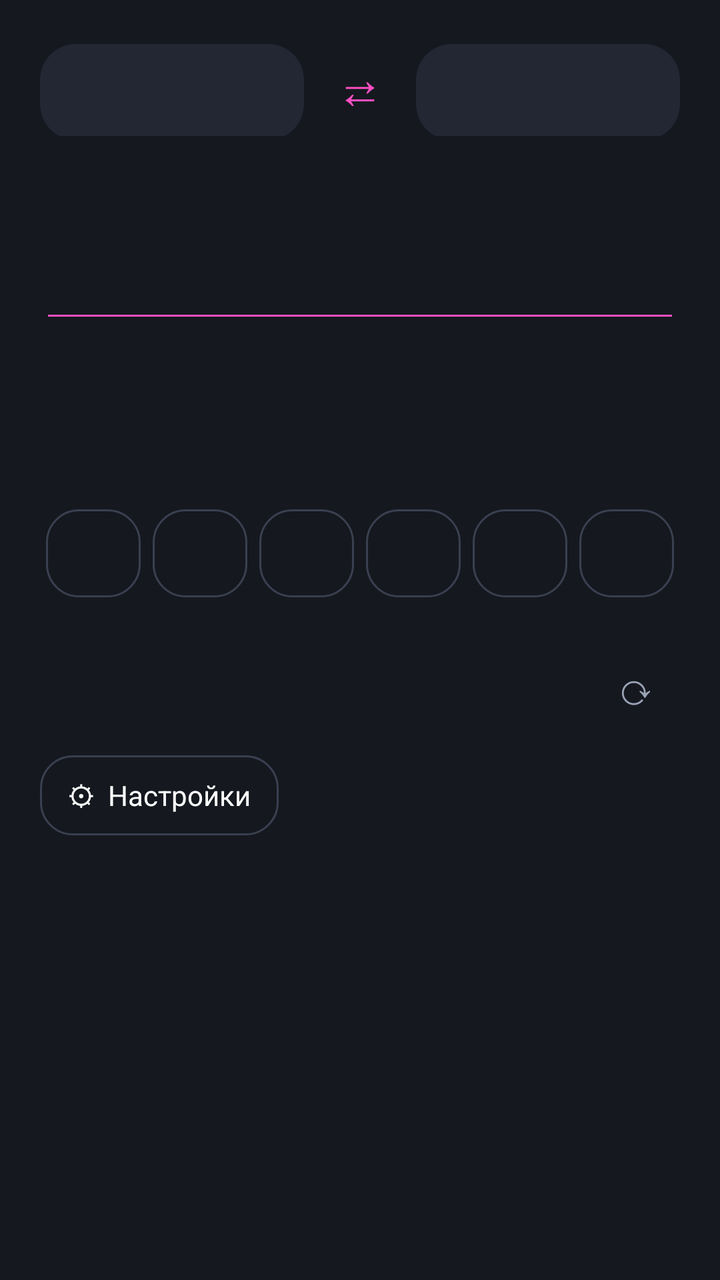
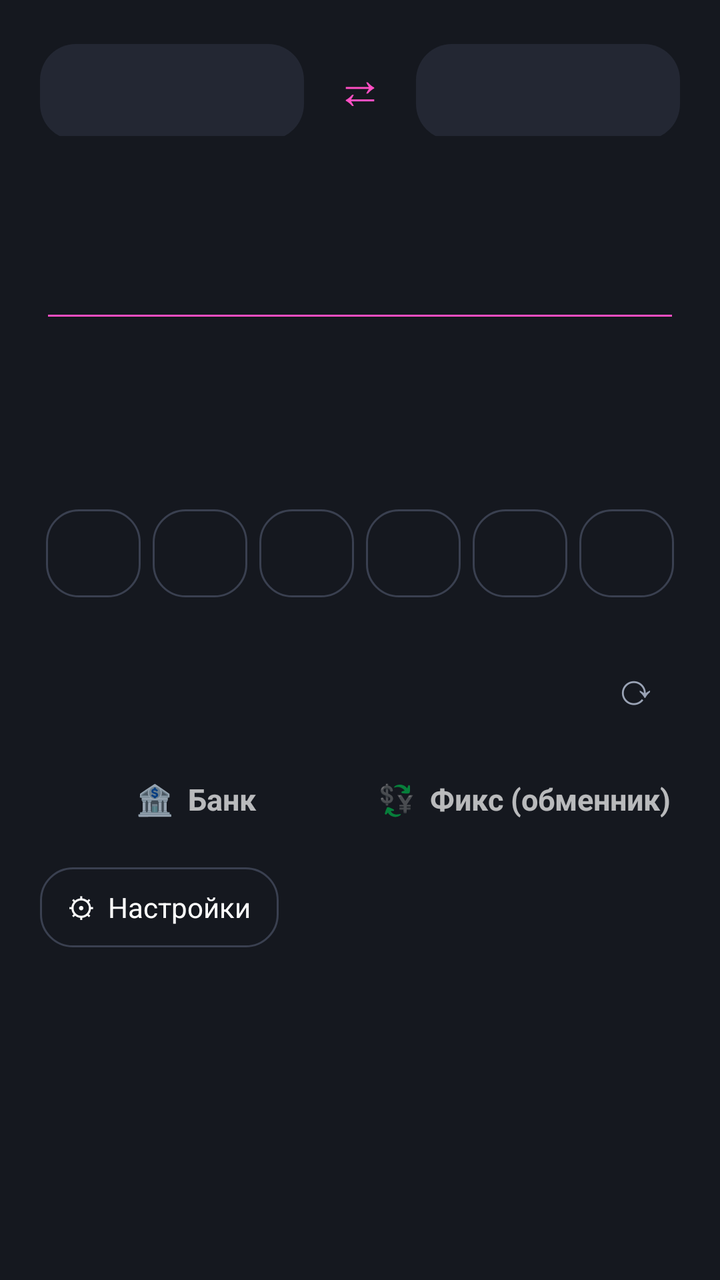

Before-and-after screenshots of an Android layout around one commit, followed by the original layout XML and the change that was made.
<!-- AndroidManifest.xml: application theme android:Theme.Material.NoActionBar -->
<!-- res/layout/activity_main.xml -->
<?xml version="1.0" encoding="utf-8"?>
<LinearLayout xmlns:android="http://schemas.android.com/apk/res/android"
    android:layout_width="match_parent"
    android:layout_height="match_parent"
    android:background="#15181F"
    android:fitsSystemWindows="true"
    android:orientation="vertical"
    android:padding="20dp">

    <TextView android:id="@+id/update_banner" android:layout_width="match_parent" android:layout_height="wrap_content"
        android:layout_marginBottom="16dp" android:background="@drawable/update_bg" android:padding="14dp"
        android:textColor="#FFFFFF" android:textSize="15sp" android:textStyle="bold" android:visibility="gone" />

    <LinearLayout
        android:layout_width="match_parent"
        android:layout_height="wrap_content"
        android:orientation="horizontal">
        <TextView android:id="@+id/from_btn" android:layout_width="0dp" android:layout_height="48dp"
            android:layout_weight="1" android:gravity="center" android:background="@drawable/row_active"
            android:textColor="#FFFFFF" android:textSize="18sp" android:textStyle="bold" />
        <TextView android:id="@+id/swap_btn" android:layout_width="56dp" android:layout_height="48dp"
            android:gravity="center" android:textColor="#FF4FC3" android:textSize="24sp" android:text="⇄" />
        <TextView android:id="@+id/to_btn" android:layout_width="0dp" android:layout_height="48dp"
            android:layout_weight="1" android:gravity="center" android:background="@drawable/row_active"
            android:textColor="#FFFFFF" android:textSize="18sp" android:textStyle="bold" />
    </LinearLayout>

    <EditText android:id="@+id/input" android:layout_width="match_parent" android:layout_height="wrap_content"
        android:layout_marginTop="28dp" android:gravity="end" android:inputType="numberDecimal"
        android:backgroundTint="#FF4FC3" android:textColor="#FFFFFF" android:textColorHint="#5C6578"
        android:textSize="40sp" android:importantForAutofill="no" />

    <TextView android:id="@+id/result" android:layout_width="match_parent" android:layout_height="wrap_content"
        android:layout_marginTop="8dp" android:gravity="end" android:singleLine="true"
        android:textColor="#FF4FC3" android:textSize="40sp" android:textStyle="bold" />

    <LinearLayout
        android:layout_width="match_parent"
        android:layout_height="wrap_content"
        android:layout_marginTop="24dp"
        android:orientation="horizontal">
        <TextView android:id="@+id/a0" style="@style/FxChip" />
        <TextView android:id="@+id/a1" style="@style/FxChip" />
        <TextView android:id="@+id/a2" style="@style/FxChip" />
        <TextView android:id="@+id/a3" style="@style/FxChip" />
        <TextView android:id="@+id/a4" style="@style/FxChip" />
        <TextView android:id="@+id/a5" style="@style/FxChip" />
    </LinearLayout>

    <LinearLayout
        android:layout_width="match_parent"
        android:layout_height="wrap_content"
        android:layout_marginTop="20dp"
        android:gravity="center_vertical"
        android:orientation="horizontal">
        <TextView android:id="@+id/status" android:layout_width="0dp" android:layout_height="wrap_content"
            android:layout_weight="1" android:textColor="#9AA3B5" android:textSize="13sp" />
        <TextView android:id="@+id/refresh_btn" android:layout_width="44dp" android:layout_height="44dp"
            android:gravity="center" android:textColor="#9AA3B5" android:textSize="22sp" android:text="⟳" />
    </LinearLayout>

    <LinearLayout
        android:layout_width="match_parent"
        android:layout_height="40dp"
        android:layout_marginTop="12dp"
        android:gravity="center_vertical"
        android:orientation="horizontal">
        <TextView android:id="@+id/settings_btn" android:layout_width="wrap_content" android:layout_height="match_parent"
            android:background="@drawable/chip" android:gravity="center" android:paddingStart="14dp"
            android:paddingEnd="14dp" android:text="⚙  Настройки" android:textColor="#FFFFFF" android:textSize="14sp" />
        <TextView android:id="@+id/version" android:layout_width="0dp" android:layout_height="wrap_content"
            android:layout_weight="1" android:gravity="end" android:textColor="#5C6578" android:textSize="11sp" />
    </LinearLayout>
</LinearLayout>
<!-- resources referenced by this layout -->
<resources>
  <!-- drawable chip (drawable) -->
  <?xml version="1.0" encoding="utf-8"?>
  <shape xmlns:android="http://schemas.android.com/apk/res/android">
      <solid android:color="#00000000" />
      <stroke android:width="1dp" android:color="#3A4050" />
      <corners android:radius="16dp" />
  </shape>
  <!-- drawable row_active (drawable) -->
  <?xml version="1.0" encoding="utf-8"?>
  <shape xmlns:android="http://schemas.android.com/apk/res/android">
      <solid android:color="#232733" />
      <corners android:radius="18dp" />
  </shape>
  <!-- drawable update_bg (drawable) -->
  <?xml version="1.0" encoding="utf-8"?>
  <shape xmlns:android="http://schemas.android.com/apk/res/android">
      <solid android:color="#FF4FC3" />
      <corners android:radius="12dp" />
  </shape>
  <style name="FxChip">
          <item name="android:layout_width">0dp</item>
          <item name="android:layout_height">44dp</item>
          <item name="android:layout_weight">1</item>
          <item name="android:layout_margin">3dp</item>
          <item name="android:gravity">center</item>
          <item name="android:background">@drawable/chip</item>
          <item name="android:textColor">#FFFFFF</item>
          <item name="android:textSize">15sp</item>
      </style>
</resources>

<!-- the commit's change to res/layout/activity_main.xml (unified diff, before → after) -->
@@ -59,6 +59,44 @@
             android:gravity="center" android:textColor="#9AA3B5" android:textSize="22sp" android:text="⟳" />
     </LinearLayout>
 
+    
+    <LinearLayout
+        android:layout_width="match_parent"
+        android:layout_height="44dp"
+        android:layout_marginTop="12dp"
+        android:orientation="horizontal">
+        <TextView android:id="@+id/mode_bank" android:layout_width="0dp" android:layout_height="match_parent"
+            android:layout_weight="1" android:gravity="center" android:text="🏦  Банк"
+            android:textSize="15sp" android:textStyle="bold" />
+        <TextView android:id="@+id/mode_fix" android:layout_width="0dp" android:layout_height="match_parent"
+            android:layout_weight="1" android:layout_marginStart="8dp" android:gravity="center"
+            android:text="💱  Фикс (обменник)" android:textSize="15sp" android:textStyle="bold" />
+    </LinearLayout>
+
+    <LinearLayout
+        android:id="@+id/fixed_row"
+        android:layout_width="match_parent"
+        android:layout_height="56dp"
+        android:layout_marginTop="8dp"
+        android:background="@drawable/row_active"
+        android:gravity="center_vertical"
+        android:orientation="horizontal"
+        android:paddingStart="16dp"
+        android:paddingEnd="8dp"
+        android:visibility="gone">
+        <TextView android:id="@+id/fixed_label" android:layout_width="wrap_content" android:layout_height="wrap_content"
+            android:textColor="#FFFFFF" android:textSize="20sp" android:textStyle="bold" />
+        <EditText android:id="@+id/fixed_input" android:layout_width="0dp" android:layout_height="match_parent"
+            android:layout_weight="1" android:layout_marginStart="8dp" android:background="@null"
+            android:gravity="end|center_vertical" android:hint="курс обменника" android:importantForAutofill="no"
+            android:inputType="numberDecimal" android:textColor="#FF4FC3" android:textColorHint="#5C6578"
+            android:textSize="22sp" android:textStyle="bold" />
+        <TextView android:id="@+id/fixed_unit" android:layout_width="wrap_content" android:layout_height="wrap_content"
+            android:layout_marginStart="6dp" android:textColor="#FFFFFF" android:textSize="20sp" android:textStyle="bold" />
+        <TextView android:id="@+id/fixed_clear" android:layout_width="40dp" android:layout_height="match_parent"
+            android:gravity="center" android:text="✕" android:textColor="#8B93A7" android:textSize="18sp" />
+    </LinearLayout>
+
     <LinearLayout
         android:layout_width="match_parent"
         android:layout_height="40dp"
